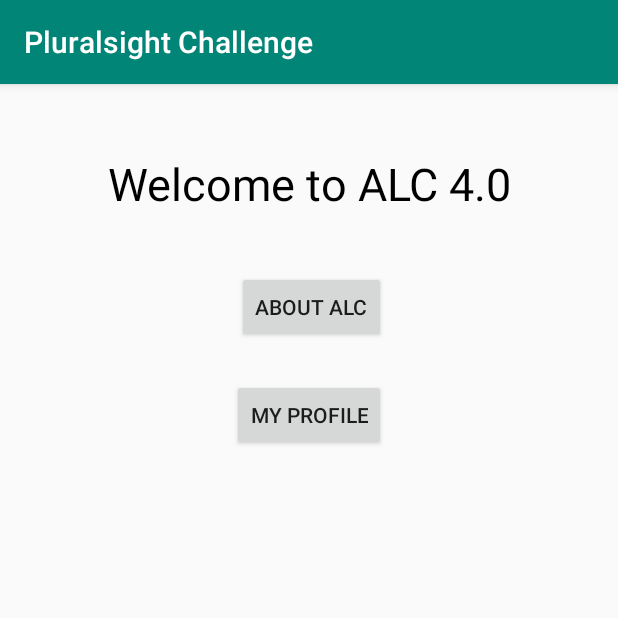
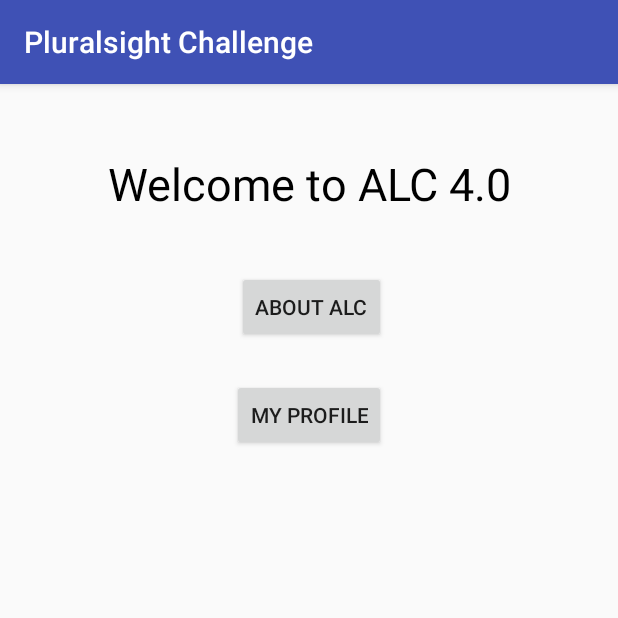
Before and after one commit to emkayDauda/ALC-Phase-1, an Android app: the screen it shows after launch (MainActivity), on a phone screen of 412 x 824 dp, the top half of it. Run offline under Robolectric (Android 15) with nearby library versions, the phone set to English and light mode, and no system bars.

```diff
--- a/app/src/main/AndroidManifest.xml
+++ b/app/src/main/AndroidManifest.xml
@@ -2,6 +2,7 @@
 <manifest xmlns:android="http://schemas.android.com/apk/res/android"
     package="ng.com.pluralsightchallenge">
 
+    <uses-permission android:name="android.permission.INTERNET"/>
     <application
         android:allowBackup="true"
         android:icon="@mipmap/ic_launcher"
@@ -9,7 +10,7 @@
         android:roundIcon="@mipmap/ic_launcher_round"
         android:supportsRtl="true"
         android:theme="@style/AppTheme">
-        <activity android:name=".AboutAlc"></activity>
+        <activity android:name=".AboutAlc" android:parentActivityName=".MainActivity"></activity>
         <activity android:name=".MainActivity">
             <intent-filter>
                 <action android:name="android.intent.action.MAIN" />
--- a/app/src/main/res/layout/activity_main.xml
+++ b/app/src/main/res/layout/activity_main.xml
@@ -13,6 +13,7 @@
         android:layout_marginStart="8dp"
         android:layout_marginTop="8dp"
         android:layout_marginEnd="8dp"
+        android:onClick="onButtonClick"
         android:layout_marginBottom="8dp"
         android:text="About ALC"
         app:layout_constraintBottom_toBottomOf="parent"
@@ -28,6 +29,7 @@
         android:layout_height="wrap_content"
         android:layout_marginStart="8dp"
         android:layout_marginTop="24dp"
+        android:onClick="onButtonClick"
         android:layout_marginEnd="8dp"
         android:text="My Profile"
         app:layout_constraintEnd_toEndOf="parent"
--- a/app/src/main/res/values/colors.xml
+++ b/app/src/main/res/values/colors.xml
@@ -1,6 +1,6 @@
 <?xml version="1.0" encoding="utf-8"?>
 <resources>
-    <color name="colorPrimary">#008577</color>
-    <color name="colorPrimaryDark">#00574B</color>
-    <color name="colorAccent">#D81B60</color>
+    <color name="colorPrimary">#3F51B5</color>
+    <color name="colorPrimaryDark">#303F9F</color>
+    <color name="colorAccent">#C6FF40</color>
 </resources>
```
Also changed, not shown: app/src/main/java/ng/com/pluralsightchallenge/AboutAlc.kt (+44 -0 lines), app/src/main/java/ng/com/pluralsightchallenge/MainActivity.java (+11 -0 lines), app/src/main/res/layout/activity_about_alc.xml (+9 -0 lines).
